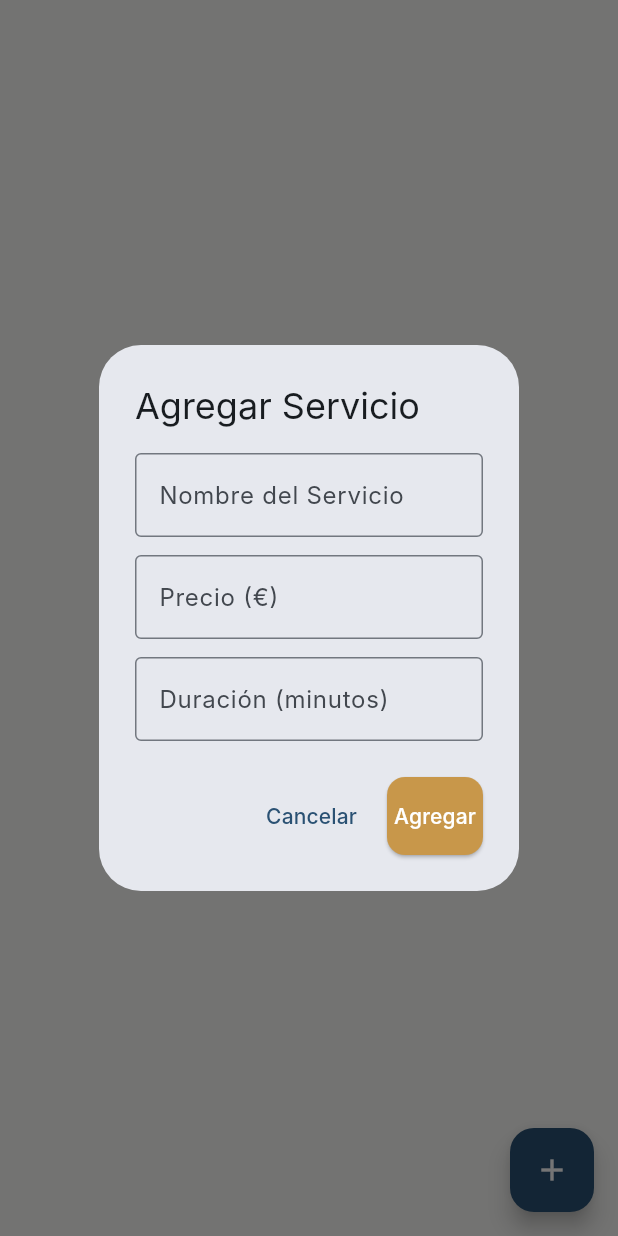
After one commit to Marce1976/HairConnect, a Flutter app: the ServicesPage screen opened directly, after a tap on the "add" icon, on a phone screen of 412 x 824 dp. The commit adds this screen. Run offline on Flutter 3.47's test engine with Material 3 defaults, Android fonts, the phone set to English and light mode, and no system bars; our stand-ins replace cloud_firestore, firebase_auth, firebase_core, font_awesome_flutter; accounts and stored records are empty; Roboto replaces fonts that are missing (Inter).

Commit message:
feat: add ServicesPage with add and delete from Firestore

```diff
--- /dev/null
+++ b/lib/features/business/services_page.dart
@@ -0,0 +1,139 @@
+import 'package:flutter/material.dart';
+import 'package:hair_connect/core/theme/app_colors.dart';
+import 'package:cloud_firestore/cloud_firestore.dart';
+
+class ServicesPage extends StatefulWidget {
+  const ServicesPage({super.key});
+
+  @override
+  State<ServicesPage> createState() => _ServicesPageState();
+}
+
+class _ServicesPageState extends State<ServicesPage> {
+  final FirebaseFirestore _db = FirebaseFirestore.instance;
+
+  void _showAddServiceDialog() {
+    final nameController = TextEditingController();
+    final priceController = TextEditingController();
+    final durationController = TextEditingController();
+    showDialog(
+      context: context,
+      builder: (context) => AlertDialog(
+        title: const Text('Agregar Servicio'),
+        content: Column(
+          mainAxisSize: MainAxisSize.min,
+          children: [
+            TextField(
+              controller: nameController,
+              decoration: const InputDecoration(
+                labelText: 'Nombre del Servicio',
+                border: OutlineInputBorder(),
+              ),
+            ),
+            const SizedBox(height: 12.0),
+            TextField(
+              controller: priceController,
+              decoration: const InputDecoration(
+                labelText: 'Precio (€)',
+                border: OutlineInputBorder(),
+              ),
+              keyboardType: TextInputType.number,
+            ),
+            const SizedBox(height: 12.0),
+            TextField(
+              controller: durationController,
+              decoration: const InputDecoration(
+                labelText: 'Duración (minutos)',
+                border: OutlineInputBorder(),
+              ),
+              keyboardType: TextInputType.number,
+            ),
+          ],
+        ),
+        actions: [
+          TextButton(
+            onPressed: () => Navigator.pop(context),
+            child: const Text('Cancelar'),
+          ),
+          ElevatedButton(
+            onPressed: () async {
+              if (nameController.text.trim().isEmpty || priceController.text.trim().isEmpty || durationController.text.trim().isEmpty) return;
+              await _db.collection('services').add({
+                'name': nameController.text.trim(),
+                'price': priceController.text.trim(),
+                'duration': durationController.text.trim(),
+                'createdAt': FieldValue.serverTimestamp(),
+              });
+              if (mounted) Navigator.pop(context);
+            },
+            child: const Text('Agregar'),
+          ),
+        ],
+      ),
+    );
+  }
+
+  @override
+  Widget build(BuildContext context) {
+    return Scaffold(
+      floatingActionButton: FloatingActionButton(
+        backgroundColor: AppColors.primary,
+        onPressed: _showAddServiceDialog,
+        child: const Icon(Icons.add, color: Colors.white),
+      ),
+      body: StreamBuilder<QuerySnapshot>(
+        stream: _db.collection('services').snapshots(),
+        builder: (context, snapshot) {
+          if (snapshot.connectionState == ConnectionState.waiting) {
+            return const Center(child: CircularProgressIndicator());
+          }
+          if (!snapshot.hasData || snapshot.data!.docs.isEmpty) {
+            return const Center(
+              child: Text(
+                'No hay servicios disponibles',
+                style: TextStyle(color: AppColors.textGrey),
+              ),
+            );
+          }
+          final services = snapshot.data!.docs;
+          return ListView.builder(
+            padding: const EdgeInsets.all(16.0),
+            itemCount: services.length,
+            itemBuilder: (context, index) {
+              final service = services[index].data() as Map<String, dynamic>;
+              return Card(
+                margin: const EdgeInsets.only(bottom: 12.0),
+                shape: RoundedRectangleBorder(
+                  borderRadius: BorderRadius.circular(12.0),
+                ),
+                child: ListTile(
+                  leading: const CircleAvatar(
+                    backgroundColor: AppColors.primary,
+                    child: Icon(Icons.local_hospital, color: Colors.white, size: 20),
+                  ),
+                  title: Text(
+                    service['name'] ?? '',
+                    style: const TextStyle(fontWeight: FontWeight.bold),
+                  ),
+                  subtitle: Text(
+                    '${service['duration'] ?? ''} minutos' ' - ${service['price'] ?? ''}',
+                    style: const TextStyle(color: AppColors.textGrey),
+                  ),
+                  trailing: IconButton(
+                    icon: const Icon(Icons.delete, color: Colors.red),
+                    onPressed: () async {
+                      await _db
+                          .collection('services')
+                          .doc(services[index].id)
+                          .delete();
+                    },
+                  ),
+                ),
+              );
+            },
+          );
+        },
+      ),
+    );
+  }
+}
--- a/lib/features/home/business_home_page.dart
+++ b/lib/features/home/business_home_page.dart
@@ -4,6 +4,7 @@ import 'package:hair_connect/features/auth/auth_service.dart';
 import 'package:hair_connect/features/auth/welcome_page.dart';
 import 'package:hair_connect/features/business/agenda_page.dart';
 import 'package:hair_connect/features/business/stylists_page.dart';
+import 'package:hair_connect/features/business/services_page.dart';
 
 class BusinessHomePage extends StatefulWidget {
   const BusinessHomePage({super.key});
@@ -18,7 +19,7 @@ class _BusinessHomePageState extends State<BusinessHomePage> {
   final List<Widget> _pages = [
     const AgendaPage(),
     const StylistsPage(),
-    const Center(child: Text('Servicios')),
+    const ServicesPage(),
     const Center(child: Text('Estadísticas')),
   ];
   @override
```
